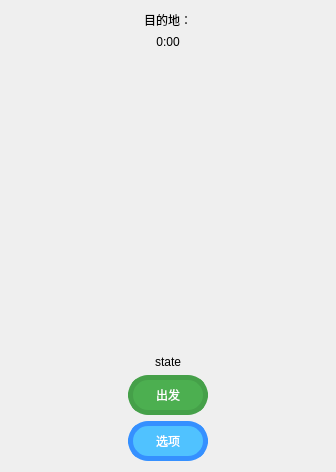
reflux18d/MaiGO, file ui_class/go_window.ui: the form before one commit.
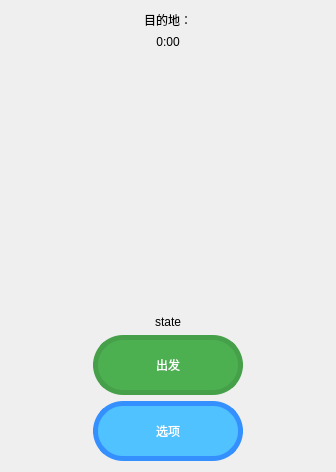
The form after the commit. Icons and pictures are not drawn.

The edit to the form file:
```diff
--- a/ui_class/go_window.ui
+++ b/ui_class/go_window.ui
@@ -106,14 +106,14 @@
          </property>
          <property name="minimumSize">
           <size>
-           <width>80</width>
-           <height>40</height>
+           <width>150</width>
+           <height>60</height>
           </size>
          </property>
          <property name="maximumSize">
           <size>
-           <width>80</width>
-           <height>40</height>
+           <width>150</width>
+           <height>60</height>
           </size>
          </property>
          <property name="layoutDirection">
@@ -121,7 +121,7 @@
          </property>
          <property name="styleSheet">
           <string notr="true">font: 14pt &quot;黑体&quot;;
-border-radius: 20px;      /* 圆角半径（像素） */
+border-radius: 30px;      /* 圆角半径（像素） */
     background-color: #4CAF50; /* 背景颜色 */
     color: white;             /* 文字颜色 */
     border: 5px solid #45a049; /* 边框样式 */</string>
@@ -145,19 +145,19 @@
          </property>
          <property name="minimumSize">
           <size>
-           <width>80</width>
-           <height>40</height>
+           <width>150</width>
+           <height>60</height>
           </size>
          </property>
          <property name="maximumSize">
           <size>
-           <width>80</width>
-           <height>40</height>
+           <width>150</width>
+           <height>60</height>
           </size>
          </property>
          <property name="styleSheet">
           <string notr="true">font: 14pt &quot;黑体&quot;;
-border-radius: 20px;      /* 圆角半径（像素） */
+border-radius: 30px;      /* 圆角半径（像素） */
     background-color:rgb(80, 194, 255);
     color: white;             /* 文字颜色 */
     border: 5px solid rgb(53, 144, 255); /* 边框样式 */</string>
```
